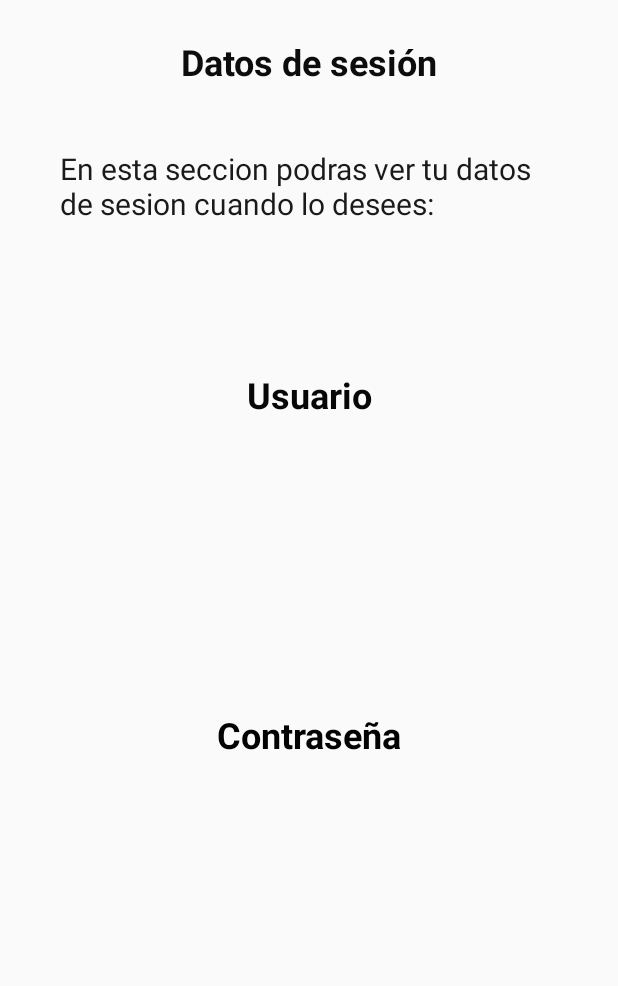
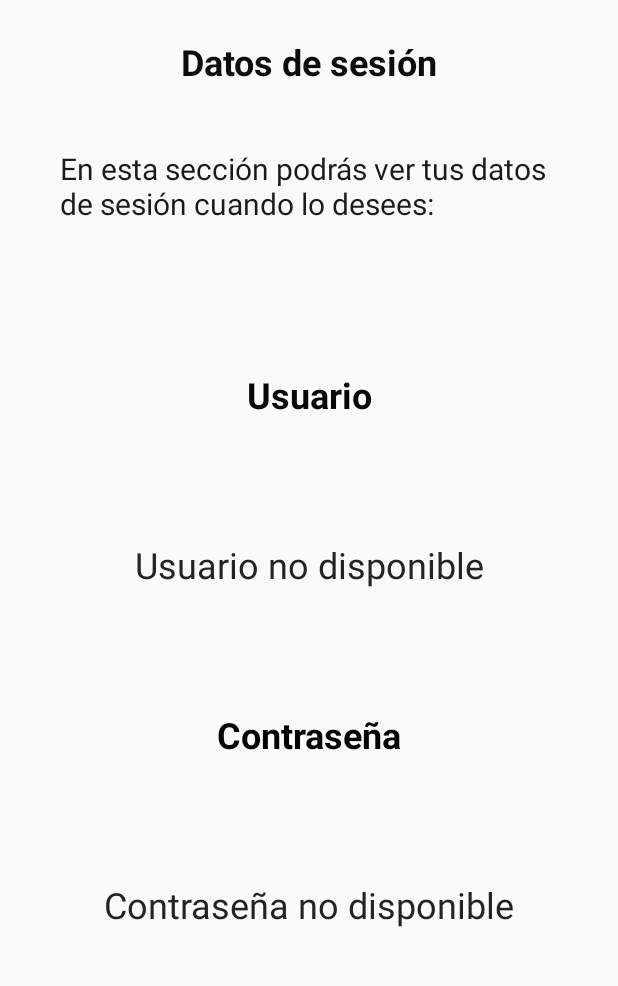
Before and after one commit to Rubenchus18/ProyectoSQL_Ruben_Garcia_Marquez, an Android app: the Informacion screen opened directly, with no data from a screen before it, in the options menu, after a tap on "Datos de sesión", on a phone screen of 412 x 824 dp, the part 185-1171 px from its top. Run offline under Robolectric (Android 15) with nearby library versions, the phone set to English and light mode, and no system bars; Roboto replaces fonts that are not available here.

Commit message:
Añadido apartado de ver usuario y contraseña usuario

```diff
--- a/app/src/main/java/com/example/proyectoandroid_luis_ruben/DatosUsuario.java
+++ b/app/src/main/java/com/example/proyectoandroid_luis_ruben/DatosUsuario.java
@@ -1,6 +1,8 @@
 package com.example.proyectoandroid_luis_ruben;
 
+import android.content.Context;
 import android.content.Intent;
+import android.content.SharedPreferences;
 import android.os.Bundle;
 import android.view.View;
 import android.widget.ImageView;
@@ -11,45 +13,56 @@ import androidx.appcompat.app.AppCompatActivity;
 
 public class DatosUsuario extends AppCompatActivity implements View.OnClickListener {
 
-    //VARIABLES
-    TextView nombreUsuario, contraseñaUsuario, textoDatos;
+    // VARIABLES
+    TextView nombreUsuario;
+    TextView contraseñaUsuario;
+    TextView textoDatos;
     ImageView imagenRetroceder;
-    String usuario, contraseña;
 
     @Override
     protected void onCreate(Bundle savedInstanceState) {
         super.onCreate(savedInstanceState);
         EdgeToEdge.enable(this);
         setContentView(R.layout.activity_datos_usuario);
-        //CONEXION IDS
-        textoDatos=findViewById(R.id.textoDatos);
+
+        // CONEXION IDS
+        textoDatos = findViewById(R.id.textoDatos);
         nombreUsuario = findViewById(R.id.nombreSesion);
         contraseñaUsuario = findViewById(R.id.contraseñaSesion);
-        // Recibir datos del Intent
-        Bundle recibirInformarcion=getIntent().getExtras();
-        usuario = recibirInformarcion.getString("usuario");
-        contraseña = recibirInformarcion.getString("contraseña");
+        imagenRetroceder = findViewById(R.id.retroceder3);
+
+        // CLICK LISTENER RETROCESO PAGINA ANTERIOR
+        imagenRetroceder.setOnClickListener(this);
+
+        // CARGAR DATOS DEL USUARIO
+        cargarDatosUsuario();
+
+        // MOSTRAR TEXTOS ADICIONALES
+        mostrarTexto();
+    } // onCreate
+
+    @Override
+    public void onClick(View view) {
+        Intent i = new Intent(this, Informacion.class);
+        startActivity(i);
+    } // onClick
+
+    public void mostrarTexto() {
+        textoDatos.setText("En esta sección podrás ver tus datos de sesión cuando lo desees:");
+    } // mostrarTexto
+
+    private void cargarDatosUsuario() {
+        SharedPreferences sharedPreferences = getSharedPreferences("DatosUsuario", Context.MODE_PRIVATE);
+        String usuario = sharedPreferences.getString("usuario", "Usuario no disponible");
+        String contraseña = sharedPreferences.getString("contraseña", "Contraseña no disponible");
         // Mostrar los datos en los TextView
         nombreUsuario.setText(usuario);
         contraseñaUsuario.setText(contraseña);
-        imagenRetroceder=findViewById(R.id.retroceder3);
-        //CLICK LISTENER RETROCESO PAGINA ANTERIOR
-        imagenRetroceder.setOnClickListener(this);
-
-        //MOSTRAR TEXTOS ADICIONALES
-        mostrarTexto();
-
-    }//onCreate
+    }
 
     @Override
-    public void onClick(View view) {
-        Intent i=new Intent(this,Informacion.class);
-        startActivity(i);
-    }//onClick
-
-    public void mostrarTexto(){
-        textoDatos.setText("En esta seccion podras ver tu datos de sesion cuando lo desees:");
-    }//mostrarTexto
-
-
-}//DatosUsuario
+    protected void onResume() {
+        super.onResume();
+        cargarDatosUsuario(); // Cargar datos cada vez que se vuelve a la actividad
+    }
+} // DatosUsuario
--- a/app/src/main/java/com/example/proyectoandroid_luis_ruben/Informacion.java
+++ b/app/src/main/java/com/example/proyectoandroid_luis_ruben/Informacion.java
@@ -14,17 +14,12 @@ import androidx.appcompat.app.AppCompatActivity;
 
 public class Informacion extends AppCompatActivity {
 
-    String usuario;
-    String contraseña;
+
     @Override
     protected void onCreate(Bundle savedInstanceState) {
         super.onCreate(savedInstanceState);
         EdgeToEdge.enable(this);
         setContentView(R.layout.activity_informacion); // Asegúrate de que este sea tu layout
-        // Recibir datos del Intent
-        Intent intent = getIntent();
-        usuario = intent.getStringExtra("usuario");
-        contraseña = intent.getStringExtra("contraseña");
     }
     @Override
     public boolean onCreateOptionsMenu(Menu menu) {
@@ -41,8 +36,6 @@ public class Informacion extends AppCompatActivity {
             startActivity(j);
         }else if(item.getItemId()==R.id.Usuario){
             Intent d=new Intent(this,DatosUsuario.class);
-            d.putExtra("usuario",usuario);
-            d.putExtra("contraseña",contraseña);
             startActivity(d);
         }//else if
         return false;
--- a/app/src/main/res/values/colors.xml
+++ b/app/src/main/res/values/colors.xml
@@ -1,6 +1,5 @@
 <?xml version="1.0" encoding="utf-8"?>
 <resources>
-    <color name="black">#FF000000</color>
-    <color name="white">#FFFFFFFF</color>
-    <color name="rojo">#E43F4D</color>
+    <color name="menu_background">#F00505</color>
+    <color name="menu_item_color">#E40606</color>
 </resources>
--- a/app/src/main/res/values/themes.xml
+++ b/app/src/main/res/values/themes.xml
@@ -1,7 +1,7 @@
 <resources xmlns:tools="http://schemas.android.com/tools">
     <!-- Base application theme. -->
     <style name="Base.Theme.ProyectoAndroid_Luis_Ruben" parent="Theme.Material3.DayNight">
-        <!-- Customize your light theme here. -->
+
     </style>
 
     <style name="Theme.ProyectoAndroid_Luis_Ruben" parent="Base.Theme.ProyectoAndroid_Luis_Ruben" />
```
Also changed, not shown: app/src/main/java/com/example/proyectoandroid_luis_ruben/MainActivity.java (+10 -0 lines).
